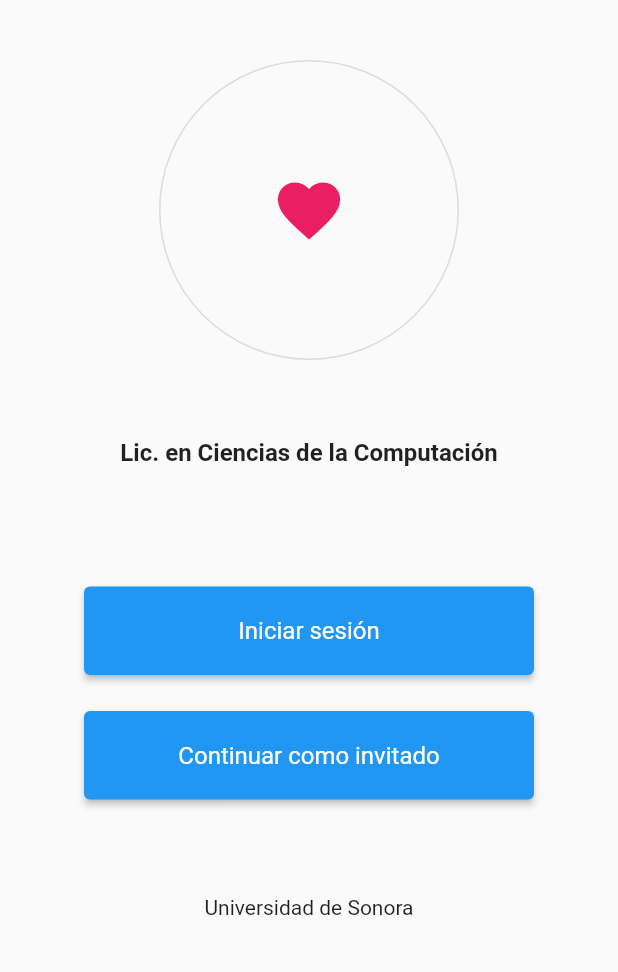
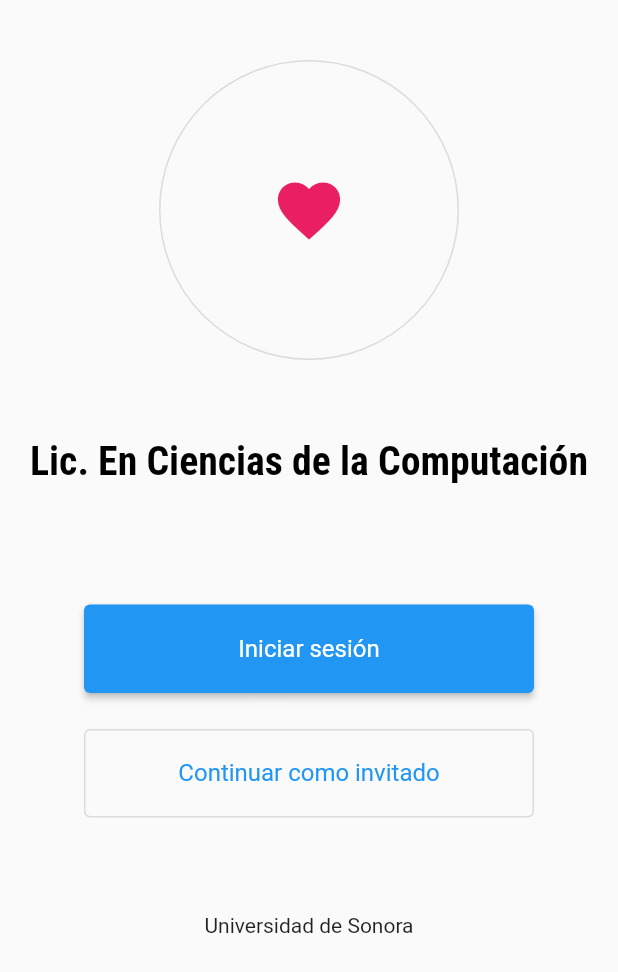
Before and after one commit to CC-unison/LCCHUB, a Flutter app: the screen it shows after launch, on a phone screen of 412 x 824 dp. Shown: the top 972 px of the screen. Run offline on Flutter 3.47's test engine with Material 2 defaults, Android fonts, the phone set to English and light mode, and no system bars; our stand-ins replace google_fonts.

Commit message:
Implementación de botones y texto

```diff
--- a/lib/pages/login/login.dart
+++ b/lib/pages/login/login.dart
@@ -1,5 +1,6 @@
 import 'package:flutter/material.dart';
-import 'package:lcchub/widgets/buttons/general_button.dart';
+import 'package:lcchub/widgets/buttons/primary_buttons.dart';
+import 'package:lcchub/widgets/text_styles/primary_texts.dart';
 
 class Login extends StatelessWidget {
   const Login({Key? key}) : super(key: key);
@@ -34,16 +35,11 @@ class Login extends StatelessWidget {
                     ),
                   ),
                 ),
-                const Center(
+                Center(
                   child: Padding(
-                    padding: EdgeInsets.symmetric(vertical: 12),
-                    child: Text(
-                      "Lic. en Ciencias de la Computación",
-                      style: TextStyle(
-                        fontSize: 16,
-                        fontWeight: FontWeight.bold,
-                      ),
-                    ),
+                    padding: const EdgeInsets.symmetric(
+                        vertical: 12, horizontal: 20),
+                    child: HeaderText("Lic. En Ciencias de la Computación"),
                   ),
                 ),
                 Column(
@@ -56,7 +52,7 @@ class Login extends StatelessWidget {
                           Expanded(
                             child: Padding(
                               padding: EdgeInsets.only(top: 68, bottom: 12),
-                              child: GeneralButton(text: "Iniciar sesión"),
+                              child: LoginButton(text: "Iniciar sesión"),
                             ),
                           ),
                         ],
@@ -69,7 +65,7 @@ class Login extends StatelessWidget {
                           Expanded(
                             child: Padding(
                               padding: EdgeInsets.only(top: 12, bottom: 64),
-                              child: GeneralButton(
+                              child: LoginButtonInvitado(
                                   text: "Continuar como invitado"),
                             ),
                           ),
--- a/lib/widgets/text_styles/primary_texts.dart
+++ b/lib/widgets/text_styles/primary_texts.dart
@@ -29,6 +29,5 @@ class ButtonText extends StatelessWidget {
           fontSize: 16,
           fontWeight: FontWeight.normal,
         ));
-    ;
   }
 }
```
Also changed, not shown: 1 other file.
